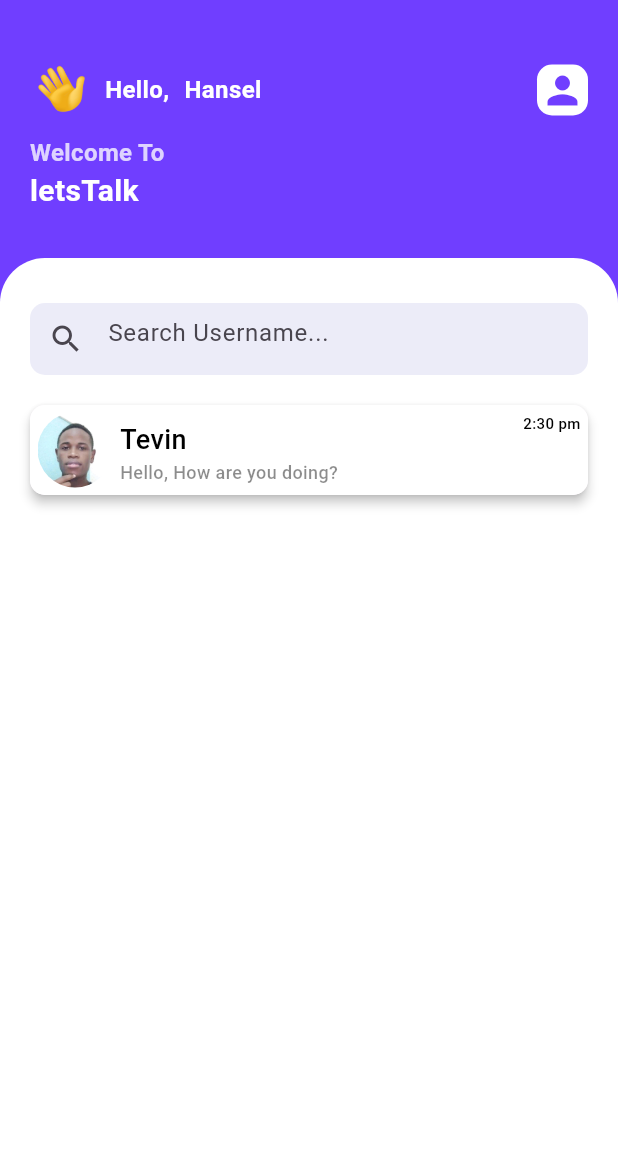
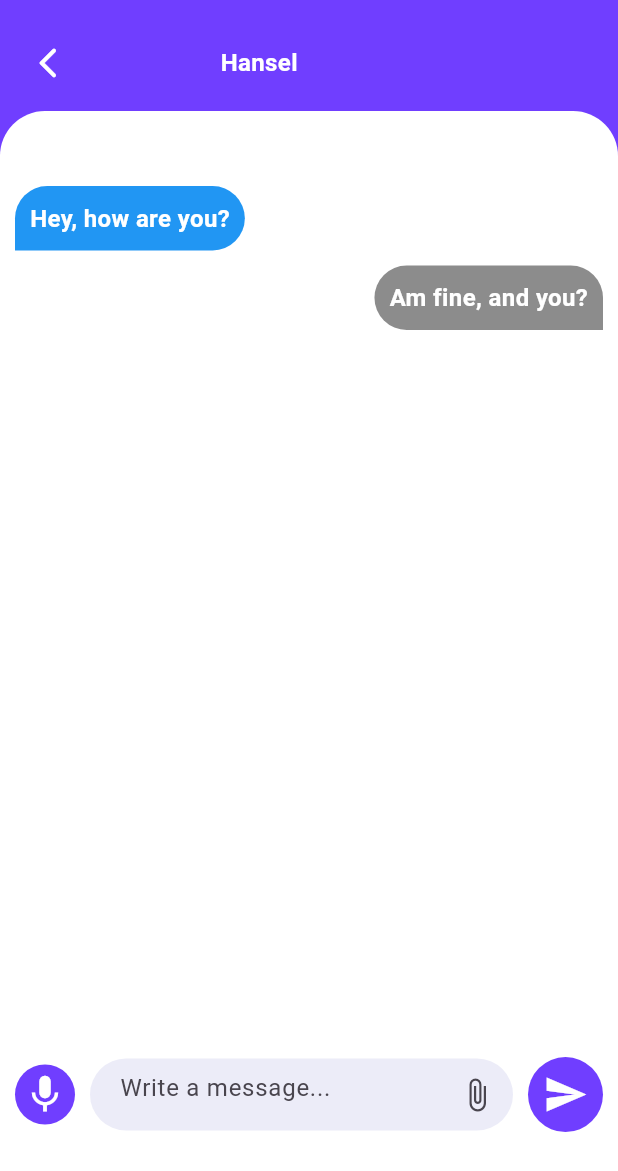
Before and after one commit to hans254/letsTalk, a Flutter app: the screen it shows after launch, on a phone screen of 412 x 824 dp. Shown: the top 1171 px of the screen. Run offline on Flutter 3.47's test engine with Material 3 defaults, Android fonts, the phone set to English and light mode, and no system bars.

Commit message:
chat page

```diff
--- a/lib/main.dart
+++ b/lib/main.dart
@@ -1,4 +1,5 @@
 import 'package:flutter/material.dart';
+import 'package:letstalk/pages/chart_page.dart';
 import 'package:letstalk/pages/home.dart';
 import 'package:letstalk/pages/onboarding.dart';
 
@@ -18,7 +19,7 @@ class MyApp extends StatelessWidget {
       theme: ThemeData(
         colorScheme: ColorScheme.fromSeed(seedColor: Colors.deepPurple),
       ),
-      home: Home(),
+      home: ChartPage(),
     );
   }
 }
--- /dev/null
+++ b/lib/pages/chart_page.dart
@@ -0,0 +1,113 @@
+import 'package:flutter/material.dart';
+
+class ChartPage extends StatefulWidget {
+  const ChartPage({super.key});
+
+  @override
+  State<ChartPage> createState() => _ChartPageState();
+}
+
+class _ChartPageState extends State<ChartPage> {
+  @override
+  Widget build(BuildContext context) {
+    return Scaffold(
+      backgroundColor: Color(0xff703eff),
+      body: Container(
+        margin: EdgeInsets.only(top: 30),
+        child: Column(
+          children: [
+            Padding(
+              padding: const EdgeInsets.only(left: 20.0),
+              child: Row(
+                children: [
+                  GestureDetector(
+                    onTap: (){
+                      Navigator.pop(context);
+                    },
+                    child: Icon(Icons.arrow_back_ios_new_rounded, color: Colors.white,)
+                  ),
+                  SizedBox(width: MediaQuery.of(context).size.width/4,),
+                  Text("Hansel",
+                      textAlign: TextAlign.center,
+                      style: TextStyle(fontSize: 16.0, color: Colors.white, fontWeight: FontWeight.bold)
+                  ),
+                ],
+              ),
+            ),
+            SizedBox(height: 20,),
+            Expanded(
+              child: Container(
+                padding: EdgeInsets.only(left: 10.0),
+                width: MediaQuery.of(context).size.width,
+                decoration: BoxDecoration(color: Colors.white, borderRadius: BorderRadius.only(topLeft: Radius.circular(30), topRight: Radius.circular(30))),
+                child: Column(
+                  children: [
+                    SizedBox(height: 50.0,),
+                    Row(
+                      children: [
+                        Container(
+                          padding: EdgeInsets.all(10),
+                          decoration: BoxDecoration(color: Colors.blue, borderRadius: BorderRadius.only(topLeft: Radius.circular(30), topRight: Radius.circular(30), bottomRight: Radius.circular(30))),
+                          child: Text("Hey, how are you?",
+                              textAlign: TextAlign.center,
+                              style: TextStyle(fontSize: 16.0, color: Colors.white, fontWeight: FontWeight.bold)
+                          ),
+                        )
+                      ],
+                    ),
+                    SizedBox(height: 10.0,),
+                    Row(
+                      mainAxisAlignment: MainAxisAlignment.end,
+                      children: [
+                        Container(
+                          margin: EdgeInsets.only(right: 10.0),
+                          padding: EdgeInsets.all(10),
+                          decoration: BoxDecoration(color: Colors.black45, borderRadius: BorderRadius.only(topLeft: Radius.circular(30), topRight: Radius.circular(30), bottomLeft: Radius.circular(30))),
+                          child: Text("Am fine, and you?",
+                              textAlign: TextAlign.center,
+                              style: TextStyle(fontSize: 16.0, color: Colors.white, fontWeight: FontWeight.bold)
+                          ),
+                        )
+                      ],
+                    ),
+                    SizedBox(height: MediaQuery.of(context).size.height/1.7),
+
+                    Container(
+                      child: Row(
+                        children: [
+                          Container(
+                            padding: EdgeInsets.all(5),
+                            decoration: BoxDecoration(color: Color(0xff703eff), borderRadius: BorderRadius.circular(60)),
+                            child: Icon(Icons.mic, color: Colors.white, size: 30.0,),
+                          ),
+                          SizedBox(width: 10.0,),
+                          Expanded(
+                            child: Container(
+                              padding: EdgeInsets.only(left: 20),
+                              decoration: BoxDecoration(color: Color(0xFFececf8), borderRadius: BorderRadius.circular(30)),
+                              child: TextField(
+                                decoration: InputDecoration(border: InputBorder.none, hintText: "Write a message...", suffixIcon: Icon(Icons.attach_file)),
+                              )
+                            ),
+                          ),
+                          SizedBox(width: 10.0,),
+                          Container(
+                            padding: EdgeInsets.all(10),
+                            decoration: BoxDecoration(color: Color(0xff703eff), borderRadius: BorderRadius.circular(60)),
+                            child: Icon(Icons.send, color: Colors.white, size: 30.0,),
+                          ),
+                          SizedBox(width: 10.0,),
+                        ],
+                      ),
+                    ),
+
+                  ],
+                ),
+              ),
+            )
+          ],
+        ),
+      ),
+    );
+  }
+}
```
